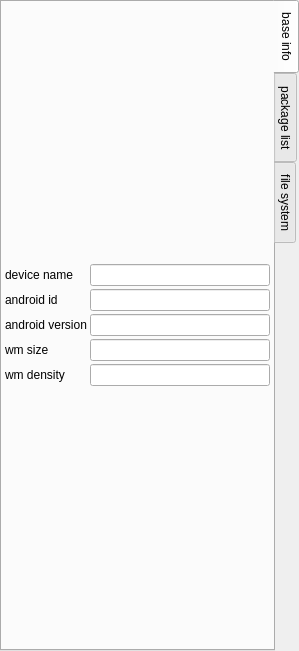
Before: the Qt Designer form cdeviceform.ui in LeZheng/Canary-Adb, drawn with Qt 5.
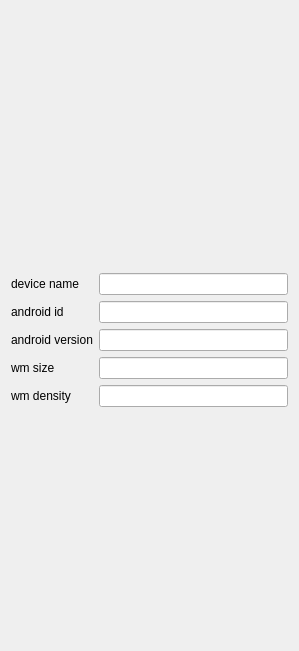
After: the same form once the commit is applied.

What changed in the file:
```diff
--- a/cdeviceform.ui
+++ b/cdeviceform.ui
@@ -25,51 +25,8 @@
   <property name="windowTitle">
    <string>Form</string>
   </property>
-  <layout class="QGridLayout" name="gridLayout">
-   <property name="leftMargin">
-    <number>0</number>
-   </property>
-   <property name="topMargin">
-    <number>0</number>
-   </property>
-   <property name="rightMargin">
-    <number>0</number>
-   </property>
-   <property name="bottomMargin">
-    <number>0</number>
-   </property>
-   <property name="spacing">
-    <number>3</number>
-   </property>
-   <item row="0" column="0" rowspan="2">
-    <widget class="QTabWidget" name="tabWidget">
-     <property name="tabPosition">
-      <enum>QTabWidget::East</enum>
-     </property>
-     <property name="currentIndex">
-      <number>0</number>
-     </property>
-     <widget class="QWidget" name="baseInfoTab">
-      <attribute name="title">
-       <string>base info</string>
-      </attribute>
-      <layout class="QGridLayout" name="gridLayout_2">
-       <property name="leftMargin">
-        <number>3</number>
-       </property>
-       <property name="topMargin">
-        <number>3</number>
-       </property>
-       <property name="rightMargin">
-        <number>3</number>
-       </property>
-       <property name="bottomMargin">
-        <number>3</number>
-       </property>
-       <property name="spacing">
-        <number>3</number>
-       </property>
-       <item row="0" column="0">
+  <layout class="QVBoxLayout" name="verticalLayout">
+   <item>
         <widget class="QLabel" name="deviceIconLabel">
          <property name="sizePolicy">
           <sizepolicy hsizetype="Preferred" vsizetype="Fixed">
@@ -97,7 +54,7 @@
          </property>
         </widget>
        </item>
-       <item row="1" column="0">
+   <item>
         <layout class="QFormLayout" name="formLayout">
          <item row="0" column="0">
           <widget class="QLabel" name="deviceNameLabel">
@@ -170,57 +127,6 @@
           </widget>
          </item>
         </layout>
-       </item>
-      </layout>
-     </widget>
-     <widget class="QWidget" name="packageListTab">
-      <attribute name="title">
-       <string>package list</string>
-      </attribute>
-      <layout class="QGridLayout" name="gridLayout_3">
-       <property name="leftMargin">
-        <number>3</number>
-       </property>
-       <property name="topMargin">
-        <number>3</number>
-       </property>
-       <property name="rightMargin">
-        <number>3</number>
-       </property>
-       <property name="bottomMargin">
-        <number>3</number>
-       </property>
-       <property name="spacing">
-        <number>3</number>
-       </property>
-       <item row="0" column="0">
-        <widget class="QListWidget" name="packageListWidget"/>
-       </item>
-      </layout>
-     </widget>
-     <widget class="QWidget" name="fileSystemTab">
-      <attribute name="title">
-       <string>file system</string>
-      </attribute>
-      <layout class="QGridLayout" name="gridLayout_4">
-       <property name="leftMargin">
-        <number>0</number>
-       </property>
-       <property name="topMargin">
-        <number>0</number>
-       </property>
-       <property name="rightMargin">
-        <number>0</number>
-       </property>
-       <property name="bottomMargin">
-        <number>0</number>
-       </property>
-       <property name="spacing">
-        <number>0</number>
-       </property>
-      </layout>
-     </widget>
-    </widget>
    </item>
   </layout>
  </widget>
```
Lines whose indentation alone changed are shown as unchanged.
